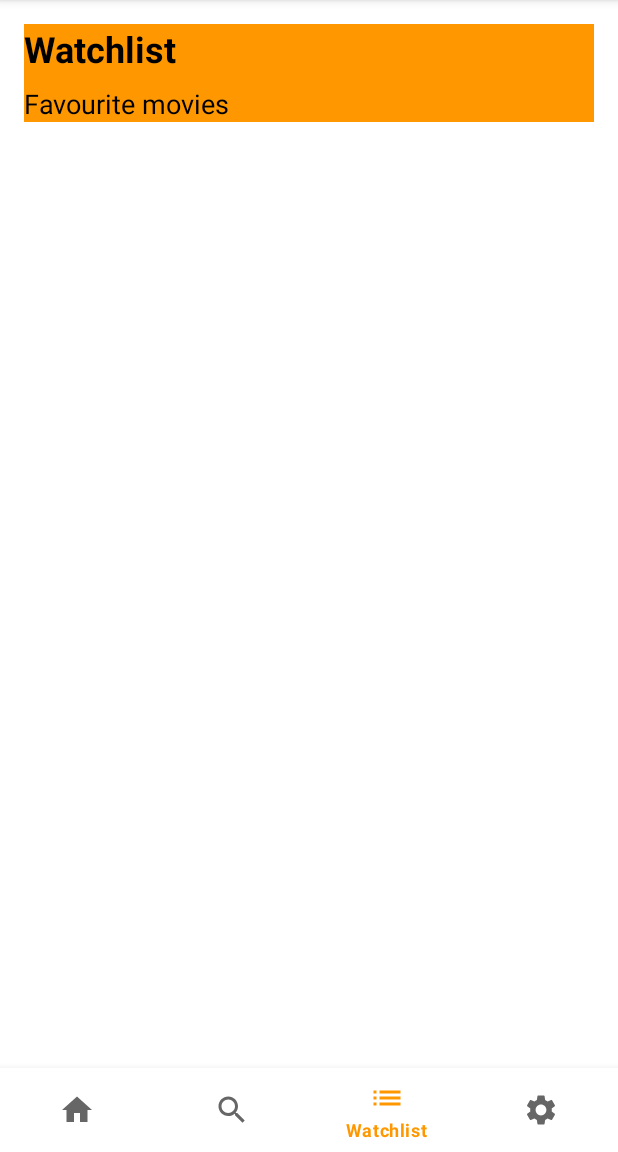
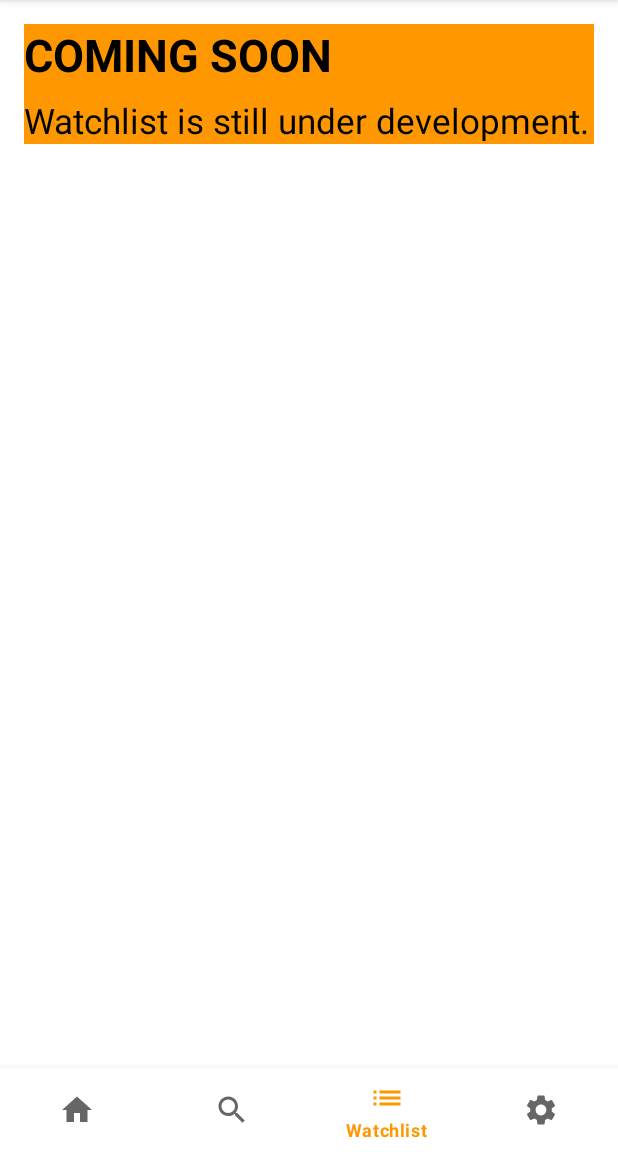
Before and after one commit to CineRedux/CineReduxApp, an Android app: the HomeFragment screen opened directly, with no data from a screen before it, item 3 of the bottom bar chosen, on a phone screen of 412 x 824 dp, the part 84-1236 px from its top. Run offline under Robolectric (Android 15) with nearby library versions, the phone set to English and light mode, and no system bars; pictures from the network do not load; 1 statement that could not run was skipped.

Commit message:
Remove Watchlist Functionality still under development

```diff
--- a/app/src/main/java/com/example/cineredux_v2/SearchFragment.kt
+++ b/app/src/main/java/com/example/cineredux_v2/SearchFragment.kt
@@ -266,7 +266,7 @@ import com.example.cineredux_v2.R
 import com.example.cineredux_v2.RetrofitClient
 import com.example.cineredux_v2.SearchAdapter
 import com.example.cineredux_v2.WatchlistDatabaseHelper
-import com.example.cineredux_v2.WatchlistAdapter
+//import com.example.cineredux_v2.WatchlistAdapter
 import retrofit2.Call
 import retrofit2.Callback
 import retrofit2.Response
--- a/app/src/main/java/com/example/cineredux_v2/WatchlistFragment.kt
+++ b/app/src/main/java/com/example/cineredux_v2/WatchlistFragment.kt
@@ -24,7 +24,7 @@ class WatchlistFragment : Fragment() {
     ): View? {
         val view: View = inflater.inflate(R.layout.fragment_watchlist, container, false)
 
-        recyclerView = view.findViewById(R.id.recycler_view_watchlist)
+       // recyclerView = view.findViewById(R.id.recycler_view_watchlist)
         recyclerView?.layoutManager = LinearLayoutManager(requireContext())
 
         dbHelper = WatchlistDatabaseHelper(requireContext())
--- a/app/src/main/res/layout/fragment_watchlist.xml
+++ b/app/src/main/res/layout/fragment_watchlist.xml
@@ -22,8 +22,8 @@
             android:id="@+id/heading_watchlist"
             android:layout_width="wrap_content"
             android:layout_height="wrap_content"
-            android:text="Watchlist"
-            android:textSize="24sp"
+            android:text="COMING SOON"
+            android:textSize="30sp"
             android:textColor="#000000"
             android:textStyle="bold"/>
 
@@ -31,14 +31,14 @@
             android:id="@+id/subheading_favourite_movies"
             android:layout_width="wrap_content"
             android:layout_height="wrap_content"
-            android:text= "Favourite movies"
-            android:textSize="18sp"
+            android:text= "Watchlist is still under development."
+            android:textSize="23sp"
             android:textColor="#000000"
             android:layout_marginTop="8dp"/>
     </LinearLayout>
 
 
-    <ScrollView
+    <!--<ScrollView
         android:layout_width="0dp"
         android:layout_height="0dp"
         android:layout_margin="16dp"
@@ -109,5 +109,6 @@
         app:layout_constraintEnd_toEndOf="parent"
         app:layout_constraintStart_toStartOf="parent"
         app:layout_constraintTop_toBottomOf="@id/movie_tomatometer"/>
+        -->
 
 </androidx.constraintlayout.widget.ConstraintLayout>
```
Also changed, not shown: app/src/main/java/com/example/cineredux_v2/HomeFragment.kt (+21 -21 lines), app/src/main/java/com/example/cineredux_v2/WatchlistAdapter.kt (+9 -9 lines).
